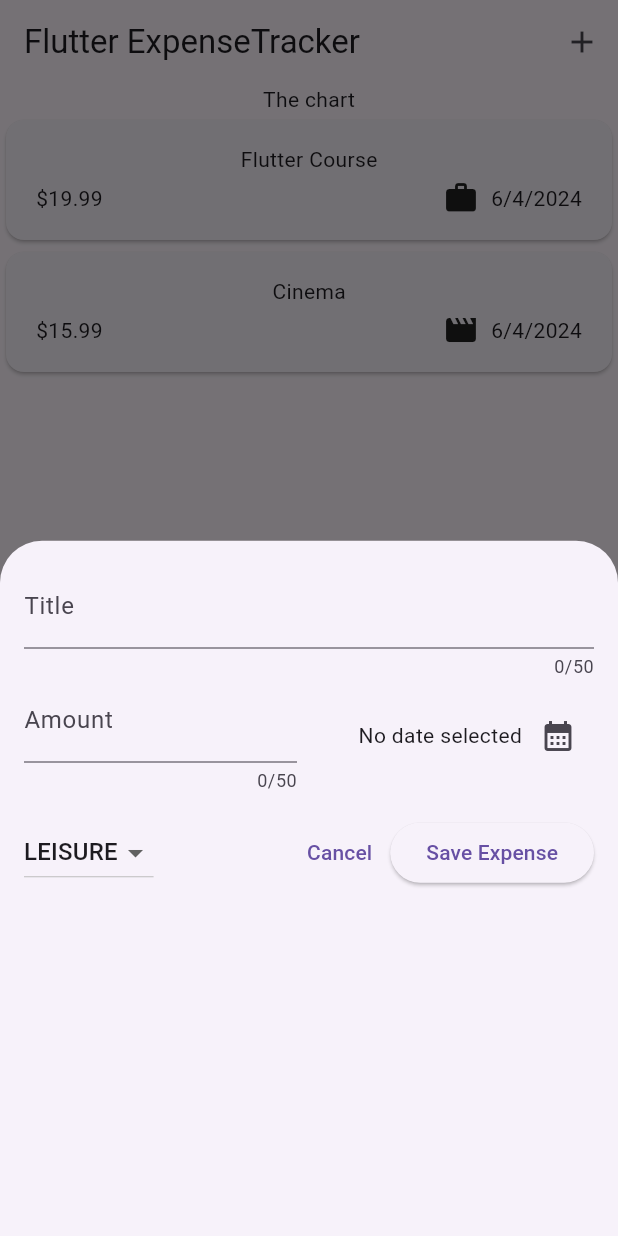
After one commit to KBarbop/Expense-Tracker-Flutter, a Flutter app: the screen it shows after launch, after a tap on the "add" icon, on a phone screen of 412 x 824 dp. The commit adds this screen. Run offline on Flutter 3.47's test engine with Material 3 defaults, Android fonts, the phone set to English and light mode, and no system bars.

Commit message:
working on add a new expense modal and alert

```diff
--- a/lib/widgets/expenses.dart
+++ b/lib/widgets/expenses.dart
@@ -1,4 +1,5 @@
 import 'package:expense_tracker/widgets/expenses_list/expenses_list.dart';
+import 'package:expense_tracker/widgets/new_expense.dart';
 import 'package:flutter/material.dart';
 import 'package:expense_tracker/models/expense.dart';
 
@@ -7,7 +8,6 @@ class Expenses extends StatefulWidget {
 
   @override
   State<Expenses> createState() {
-    // TODO: implement createState
     return _ExpensesState();
   }
 }
@@ -26,9 +26,23 @@ class _ExpensesState extends State<Expenses> {
         category: Category.leisure),
   ];
 
+  void _openAddExpenseOverlay() {
+    showModalBottomSheet(
+      context: context,
+      builder: (ctx) => const NewExpense(),
+    );
+  }
+
   @override
   Widget build(BuildContext context) {
     return Scaffold(
+      appBar: AppBar(
+        title: const Text('Flutter ExpenseTracker'),
+        actions: [
+          IconButton(
+              onPressed: _openAddExpenseOverlay, icon: const Icon(Icons.add))
+        ],
+      ),
       body: Column(
         children: [
           const Text('The chart'),
--- /dev/null
+++ b/lib/widgets/new_expense.dart
@@ -0,0 +1,145 @@
+import 'package:flutter/material.dart';
+
+import 'package:expense_tracker/models/expense.dart';
+
+class NewExpense extends StatefulWidget {
+  const NewExpense({super.key});
+  @override
+  State<NewExpense> createState() {
+    return _NewExpensesState();
+  }
+}
+
+class _NewExpensesState extends State<NewExpense> {
+  final _titleController = TextEditingController();
+  final _amountController = TextEditingController();
+  DateTime? _selectedDate;
+  Category _selectedCategory = Category.leisure;
+
+  void _presentDatePicker() async {
+    final now = DateTime.now();
+    final firstDate = DateTime(now.year - 1, now.month, now.day);
+    final pickedDate = await showDatePicker(
+        context: context,
+        initialDate: now,
+        firstDate: firstDate,
+        lastDate: now);
+    setState(() {
+      _selectedDate = pickedDate;
+    });
+  }
+
+  void _submitExpenseData() {
+    final enteredAmount = double.tryParse(_amountController.text);
+    final amountIsInvalid = enteredAmount == null || enteredAmount <= 0;
+    if (_titleController.text.trim().isEmpty ||
+        amountIsInvalid ||
+        _selectedDate == null) {
+      showDialog(
+        context: context,
+        builder: (ctx) => AlertDialog(
+          title: const Text('Invalid input'),
+          content: const Text(
+              'Please make sure a valid title, date and category was entered.'),
+          actions: [
+            TextButton(
+              onPressed: () {
+                Navigator.pop(ctx);
+              },
+              child: const Text('Okay'),
+            ),
+          ],
+        ),
+      );
+      return;
+    }
+  }
+
+  @override
+  void dispose() {
+    _titleController.dispose();
+    _amountController.dispose();
+    super.dispose();
+  }
+
+  @override
+  Widget build(BuildContext context) {
+    return Padding(
+      padding: EdgeInsets.all(16),
+      child: Column(
+        children: [
+          TextField(
+            controller: _titleController,
+            maxLength: 50,
+            decoration: InputDecoration(
+              label: Text('Title'),
+            ),
+          ),
+          Row(
+            children: [
+              Expanded(
+                child: TextField(
+                  controller: _amountController,
+                  keyboardType: TextInputType.number,
+                  maxLength: 50,
+                  decoration: InputDecoration(
+                    prefixText: '\$ ',
+                    label: Text('Amount'),
+                  ),
+                ),
+              ),
+              SizedBox(width: 16),
+              Expanded(
+                child: Row(
+                  mainAxisAlignment: MainAxisAlignment.end,
+                  crossAxisAlignment: CrossAxisAlignment.center,
+                  children: [
+                    Text(_selectedDate == null
+                        ? 'No date selected'
+                        : formatter.format(_selectedDate!)),
+                    IconButton(
+                        onPressed: _presentDatePicker,
+                        icon: const Icon(Icons.calendar_month))
+                  ],
+                ),
+              )
+            ],
+          ),
+          const SizedBox(height: 16),
+          Row(
+            children: [
+              DropdownButton(
+                  value: _selectedCategory,
+                  items: Category.values
+                      .map(
+                        (category) => DropdownMenuItem(
+                          value: category,
+                          child: Text(category.name.toUpperCase()),
+                        ),
+                      )
+                      .toList(),
+                  onChanged: (value) {
+                    setState(() {
+                      if (value == null) {
+                        return;
+                      }
+                      _selectedCategory = value;
+                    });
+                  }),
+              const Spacer(),
+              TextButton(
+                  onPressed: () {
+                    Navigator.pop(context);
+                  },
+                  child: const Text('Cancel')),
+              ElevatedButton(
+                onPressed: _submitExpenseData,
+                child: const Text('Save Expense'),
+              )
+            ],
+          )
+        ],
+      ),
+    );
+  }
+}
```
